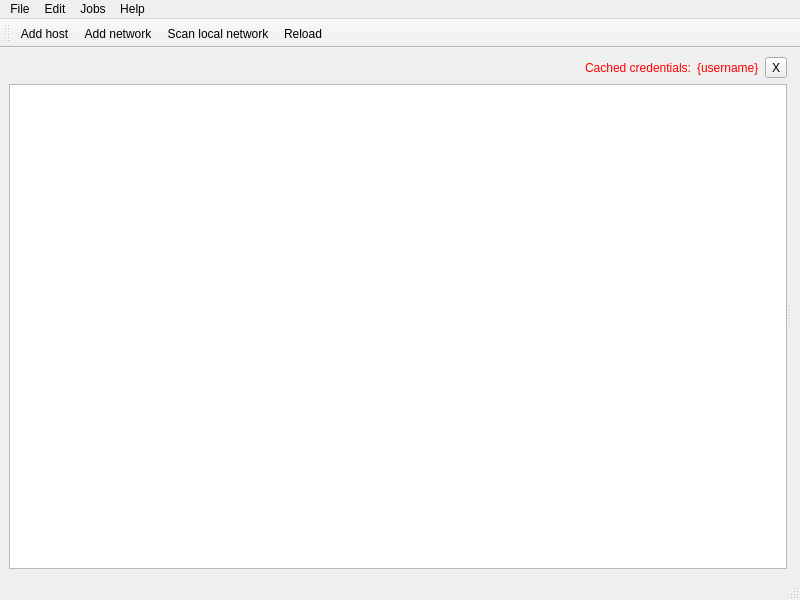
Old version of the form marche/gui/ui/mainwindow.ui in the repository mlz-ictrl/marche.
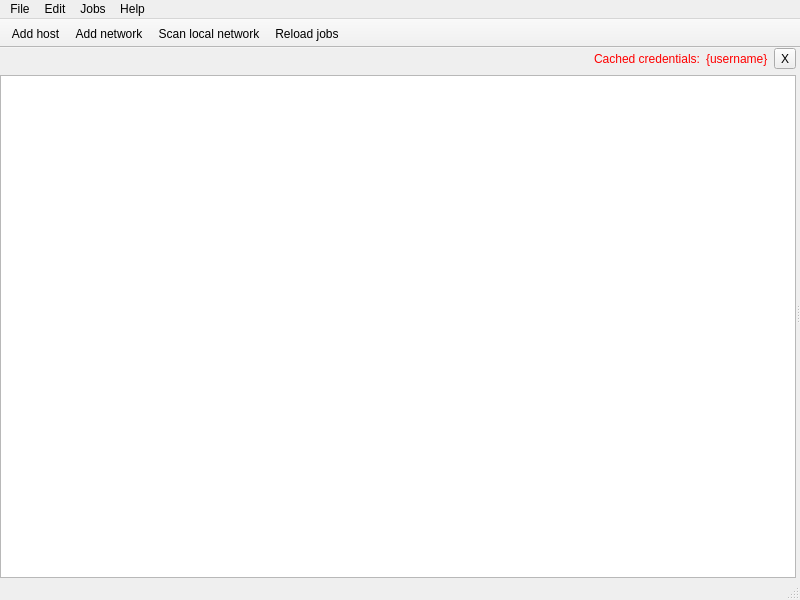
New version of the form. Icons and pictures are not drawn.

What changed in the file:
```diff
--- a/marche/gui/ui/mainwindow.ui
+++ b/marche/gui/ui/mainwindow.ui
@@ -19,6 +19,12 @@
   </property>
   <widget class="QWidget" name="centralwidget">
    <layout class="QGridLayout" name="gridLayout">
+    <property name="margin">
+     <number>0</number>
+    </property>
+    <property name="spacing">
+     <number>0</number>
+    </property>
     <item row="0" column="0">
      <widget class="QSplitter" name="splitter">
       <property name="orientation">
@@ -167,6 +173,9 @@
    <property name="windowTitle">
     <string>toolBar</string>
    </property>
+   <property name="movable">
+    <bool>false</bool>
+   </property>
    <property name="toolButtonStyle">
     <enum>Qt::ToolButtonTextBesideIcon</enum>
    </property>
@@ -242,7 +251,7 @@
      <normaloff>:/marche/arrow-circle-225.png</normaloff>:/marche/arrow-circle-225.png</iconset>
    </property>
    <property name="text">
-    <string>Reload</string>
+    <string>Reload jobs</string>
    </property>
    <property name="shortcut">
     <string>Ctrl+R</string>
```
Left out of the diff: 3 changed lines with no effect on the pictures.
